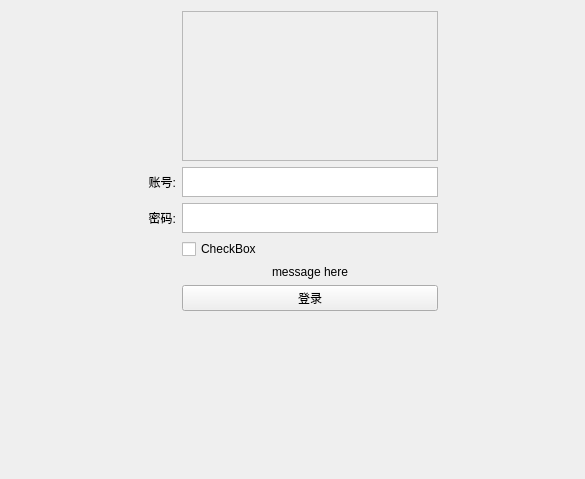
First picture: the form in ui_src/login.ui, repository fx-tourist/ahutTool, before the edit.
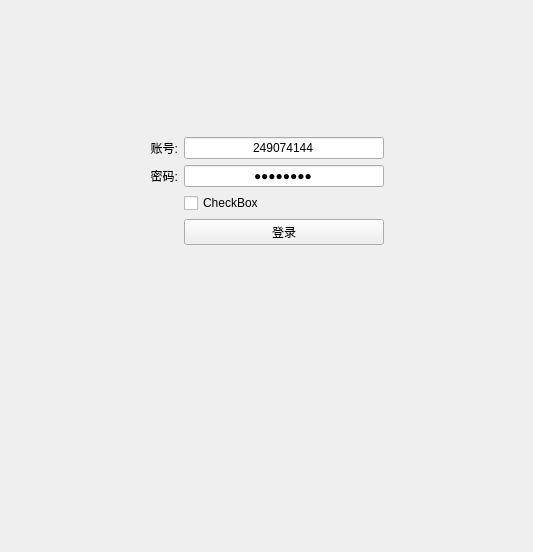
Second picture: the form after the edit.

Commit message: login logic finished

```diff
--- a/ui_src/login.ui
+++ b/ui_src/login.ui
@@ -6,8 +6,8 @@
    <rect>
     <x>0</x>
     <y>0</y>
-    <width>585</width>
-    <height>479</height>
+    <width>533</width>
+    <height>552</height>
    </rect>
   </property>
   <property name="windowTitle">
@@ -46,23 +46,14 @@
      </property>
     </widget>
    </item>
-   <item row="4" column="2">
-    <widget class="QLabel" name="login_message">
-     <property name="sizeIncrement">
-      <size>
-       <width>0</width>
-       <height>30</height>
-      </size>
-     </property>
+   <item row="3" column="3">
+    <widget class="QCheckBox" name="used_accept">
      <property name="text">
-      <string>message here</string>
-     </property>
-     <property name="alignment">
-      <set>Qt::AlignmentFlag::AlignCenter</set>
+      <string>CheckBox</string>
      </property>
     </widget>
    </item>
-   <item row="1" column="3">
+   <item row="1" column="4">
     <spacer name="horizontalSpacer_2">
      <property name="orientation">
       <enum>Qt::Orientation::Horizontal</enum>
@@ -75,82 +66,140 @@
      </property>
     </spacer>
    </item>
-   <item row="5" column="2">
+   <item row="2" column="3">
+    <widget class="QLineEdit" name="login_pwdInput">
+     <property name="minimumSize">
+      <size>
+       <width>200</width>
+       <height>0</height>
+      </size>
+     </property>
+     <property name="text">
+      <string>20060612</string>
+     </property>
+     <property name="maxLength">
+      <number>15</number>
+     </property>
+     <property name="echoMode">
+      <enum>QLineEdit::EchoMode::Password</enum>
+     </property>
+     <property name="alignment">
+      <set>Qt::AlignmentFlag::AlignCenter</set>
+     </property>
+    </widget>
+   </item>
+   <item row="7" column="3">
+    <widget class="QLabel" name="messageShow">
+     <property name="sizePolicy">
+      <sizepolicy hsizetype="Ignored" vsizetype="Preferred">
+       <horstretch>0</horstretch>
+       <verstretch>0</verstretch>
+      </sizepolicy>
+     </property>
+     <property name="maximumSize">
+      <size>
+       <width>16777215</width>
+       <height>16777215</height>
+      </size>
+     </property>
+     <property name="lineWidth">
+      <number>999</number>
+     </property>
+     <property name="text">
+      <string/>
+     </property>
+     <property name="alignment">
+      <set>Qt::AlignmentFlag::AlignHCenter|Qt::AlignmentFlag::AlignTop</set>
+     </property>
+     <property name="wordWrap">
+      <bool>true</bool>
+     </property>
+    </widget>
+   </item>
+   <item row="6" column="3">
     <widget class="QPushButton" name="login_button">
      <property name="text">
       <string>登录</string>
      </property>
     </widget>
    </item>
-   <item row="1" column="0">
-    <spacer name="horizontalSpacer">
-     <property name="orientation">
-      <enum>Qt::Orientation::Horizontal</enum>
-     </property>
-     <property name="sizeHint" stdset="0">
-      <size>
-       <width>40</width>
-       <height>20</height>
-      </size>
-     </property>
-    </spacer>
-   </item>
-   <item row="1" column="2">
-    <widget class="QTextEdit" name="login_idInput">
-     <property name="maximumSize">
-      <size>
-       <width>300</width>
-       <height>30</height>
-      </size>
-     </property>
-    </widget>
-   </item>
-   <item row="3" column="2">
-    <widget class="QCheckBox" name="login_accept">
-     <property name="text">
-      <string>CheckBox</string>
-     </property>
-    </widget>
-   </item>
-   <item row="0" column="2">
-    <widget class="QFrame" name="frame">
+   <item row="1" column="3">
+    <widget class="QLineEdit" name="login_idInput">
      <property name="minimumSize">
       <size>
-       <width>0</width>
-       <height>150</height>
+       <width>200</width>
+       <height>0</height>
       </size>
      </property>
-     <property name="frameShape">
-      <enum>QFrame::Shape::StyledPanel</enum>
+     <property name="text">
+      <string>249074144</string>
      </property>
-     <property name="frameShadow">
-      <enum>QFrame::Shadow::Raised</enum>
+     <property name="maxLength">
+      <number>15</number>
+     </property>
+     <property name="alignment">
+      <set>Qt::AlignmentFlag::AlignCenter</set>
      </property>
     </widget>
    </item>
-   <item row="2" column="2">
-    <widget class="QTextEdit" name="login_pwdInput">
+   <item row="2" column="1">
+    <widget class="QLabel" name="login_pwd">
      <property name="maximumSize">
       <size>
-       <width>300</width>
+       <width>150</width>
        <height>30</height>
       </size>
      </property>
     </widget>
    </item>
-   <item row="6" column="2">
+   <item row="8" column="3">
     <spacer name="verticalSpacer">
      <property name="orientation">
       <enum>Qt::Orientation::Vertical</enum>
      </property>
+     <property name="sizeType">
+      <enum>QSizePolicy::Policy::Expanding</enum>
+     </property>
      <property name="sizeHint" stdset="0">
       <size>
-       <width>20</width>
-       <height>40</height>
+       <width>90</width>
+       <height>90</height>
       </size>
      </property>
     </spacer>
    </item>
+   <item row="1" column="0">
+    <spacer name="horizontalSpacer">
+     <property name="orientation">
+      <enum>Qt::Orientation::Horizontal</enum>
+     </property>
+     <property name="sizeHint" stdset="0">
+      <size>
+       <width>40</width>
+       <height>20</height>
+      </size>
+     </property>
+    </spacer>
+   </item>
+   <item row="0" column="3">
+    <widget class="QLabel" name="loginBg">
+     <property name="sizePolicy">
+      <sizepolicy hsizetype="Ignored" vsizetype="Preferred">
+       <horstretch>0</horstretch>
+       <verstretch>0</verstretch>
+      </sizepolicy>
+     </property>
+     <property name="minimumSize">
+      <size>
+       <width>0</width>
+       <height>120</height>
+      </size>
+     </property>
+     <property name="text">
+      <string/>
+     </property>
+    </widget>
+   </item>
   </layout>
  </widget>
  <resources/>
```
Left out of the diff: 22 changed lines with no effect on the pictures. The commit also changes 12 other files.
